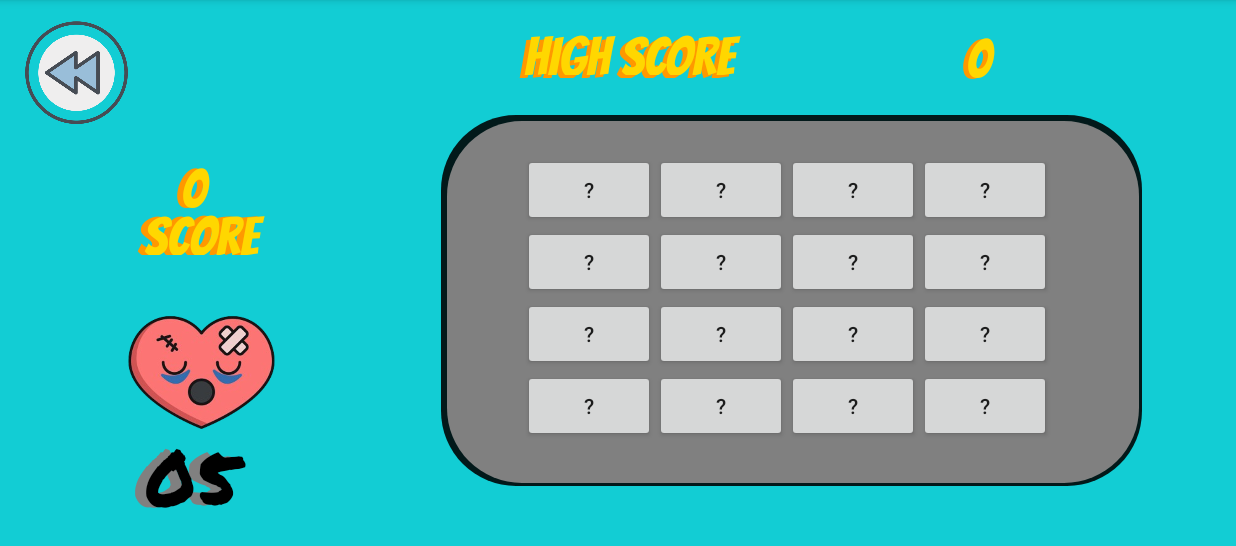
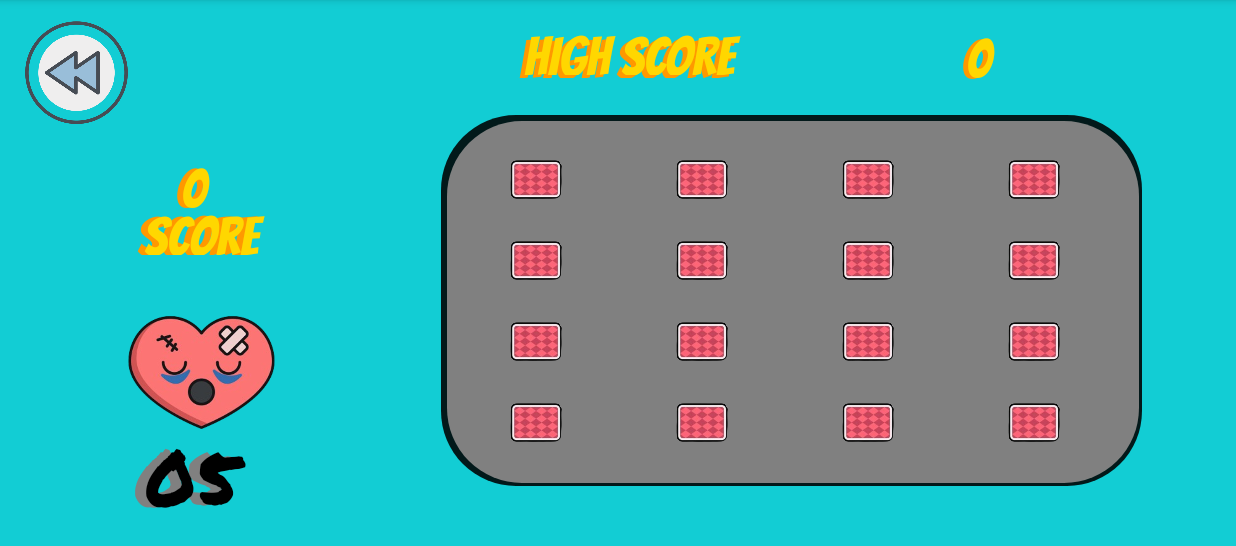
Before and after one commit to YoSoyFelipe24/Memorama, an Android app: the JuegoActivity screen opened directly, with no data from a screen before it, on a phone screen of 824 x 412 dp (held sideways), the part 72-618 px from its top. Run offline under Robolectric (Android 15) with nearby library versions, the phone set to English and light mode, and no system bars.

Commit message:
Imagenes en cartas

```diff
--- a/app/src/main/java/com/example/memorama/JuegoActivity.java
+++ b/app/src/main/java/com/example/memorama/JuegoActivity.java
@@ -4,10 +4,15 @@ import androidx.appcompat.app.AppCompatActivity;
 
 import android.content.DialogInterface;
 import android.content.Intent;
+import android.graphics.Color;
 import android.os.Bundle;
+import android.view.Gravity;
 import android.view.View;
+import android.view.ViewTreeObserver;
 import android.widget.Button;
 import android.widget.GridLayout;
+import android.widget.ImageButton;
+import android.widget.ImageView;
 import android.widget.Toast;
 
 import androidx.activity.EdgeToEdge;
@@ -22,10 +27,10 @@ import java.util.Collections;
 
 public class JuegoActivity extends AppCompatActivity {
 
-    private GridLayout gridLayout;
-    private Button[] buttons;
+    private androidx.gridlayout.widget.GridLayout gridLayout;
+    private ImageButton[] buttons;
     private int[] cardValues;
-    private Button firstCard, secondCard;
+    private ImageButton firstCard, secondCard;
     private int firstCardIndex, secondCardIndex, intentos, CartasAcertadas = 0, pares;
     public int score, high;
     private boolean isFlipping = false, gameFinished;
@@ -73,7 +78,7 @@ public class JuegoActivity extends AppCompatActivity {
 
 
         gridLayout = findViewById(R.id.gridLayout);
-        buttons = new Button[16];
+        buttons = new ImageButton[16];
         cardValues = new int[16];
 
 
@@ -92,13 +97,38 @@ public class JuegoActivity extends AppCompatActivity {
         for (int i = 0; i < 16; i++) {
             cardValues[i] = cards.get(i);
         }
+        // Número de columnas en el GridLayout
+        int numColumns = 4;
+
+// Configura el GridLayout para que tenga el número de columnas deseadas
+        gridLayout.setColumnCount(numColumns);
+
+// Usa ViewTreeObserver para obtener el ancho del GridLayout después de que se haya renderizado
+        gridLayout.getViewTreeObserver().addOnGlobalLayoutListener(new ViewTreeObserver.OnGlobalLayoutListener() {
+            @Override
+            public void onGlobalLayout() {
+                // Obtener el ancho del GridLayout
+                int gridWidth = gridLayout.getWidth();
+                int gridHeight = gridLayout.getHeight(); // Altura del GridLayout
+
+                // Calcular el tamaño de cada botón en función del ancho del GridLayout y el número de columnas
+                int buttonSize = gridWidth / numColumns; // Ajusta el valor de margen si es necesario
+                int rowHeight = gridHeight / 4; // Ajuste de tamaño vertical para las filas
 
                 // Crear los botones en la cuadrícula
                 for (int i = 0; i < 16; i++) {
                     final int index = i;
-            buttons[i] = new Button(this);
-            buttons[i].setText("?");
-            buttons[i].setTextSize(14);
+                    buttons[i] = new ImageButton(JuegoActivity.this);
+                    buttons[i].setImageResource(R.drawable.card_back); // Imagen de dorso de la carta
+                    buttons[i].setBackgroundColor(Color.TRANSPARENT);
+                    buttons[i].setScaleType(ImageButton.ScaleType.FIT_CENTER);
+
+                    // Configurar el tamaño y márgenes de cada botón
+                    GridLayout.LayoutParams params = new GridLayout.LayoutParams();
+                    params.width = buttonSize;
+                    params.height = rowHeight;
+                    buttons[i].setLayoutParams(params);
+
                     buttons[i].setOnClickListener(new View.OnClickListener() {
                         @Override
                         public void onClick(View v) {
@@ -107,12 +137,20 @@ public class JuegoActivity extends AppCompatActivity {
                             }
                         }
                     });
+
                     gridLayout.addView(buttons[i]);
                 }
+
+                // Eliminar el listener para que el código no se ejecute varias veces
+                gridLayout.getViewTreeObserver().removeOnGlobalLayoutListener(this);
+            }
+        });
     }
 
-    private void flipCard(Button button, int index) {
-        button.setText(String.valueOf(cardValues[index]));
+    private void flipCard(ImageButton button, int index) {
+        int cardValue = cardValues[index];
+        int resourceId = getResources().getIdentifier("card_" + cardValue, "drawable", getPackageName());
+        button.setImageResource(resourceId); // Cambia a la imagen correspondiente
 
         if (firstCard == null) {
             // Guardar la primera carta volteada
@@ -151,15 +189,24 @@ public class JuegoActivity extends AppCompatActivity {
                     gameFinished = true;
                 }
             } else {
-                // No coinciden, voltear las cartas de nuevo después de un pequeño retraso
+                // En caso de que las cartas no coincidan
                 gridLayout.postDelayed(new Runnable() {
                     @Override
                     public void run() {
-                        firstCard.setText("?");
-                        secondCard.setText("?");
+                        // Restaura la imagen de las cartas al dorso
+                        firstCard.setImageResource(R.drawable.card_back); // Cambia "card_back" al nombre de tu imagen de dorso
+                        firstCard.setScaleType(ImageButton.ScaleType.CENTER_INSIDE);
+                        secondCard.setImageResource(R.drawable.card_back);
+                        secondCard.setScaleType(ImageButton.ScaleType.CENTER_INSIDE);
+
+                        // Habilitar las cartas para ser clickeadas nuevamente
+                        firstCard.setEnabled(true);
+                        secondCard.setEnabled(true);
+
+                        // Restablece las cartas seleccionadas y el estado de volteo
                         resetCards();
                     }
-                }, 1000);
+                }, 1000); // Retraso de 1 segundo (puedes ajustar el tiempo)
                 // Restar puntos por un intento
                 score-= 5;
                 Toast.makeText(this, "¡Fallaste! -5 puntos", Toast.LENGTH_SHORT).show();
--- a/app/src/main/res/layout/activity_juego.xml
+++ b/app/src/main/res/layout/activity_juego.xml
@@ -233,26 +233,18 @@
         app:layout_constraintTop_toTopOf="parent"
         app:layout_constraintVertical_bias="0.656" />
 
-    <GridLayout
+    <androidx.gridlayout.widget.GridLayout
         android:id="@+id/gridLayout"
-        android:layout_width="441dp"
-        android:layout_height="231dp"
+        android:layout_width="444dp"
+        android:layout_height="216dp"
         android:layout_gravity="center"
-        android:layout_marginStart="16dp"
-        android:layout_marginTop="16dp"
-        android:layout_marginEnd="16dp"
-        android:layout_marginBottom="16dp"
-        android:columnCount="4"
-        android:padding="16dp"
-        android:rowCount="4"
+        app:columnCount="4"
         app:layout_constraintBottom_toBottomOf="parent"
         app:layout_constraintEnd_toEndOf="parent"
-        app:layout_constraintHorizontal_bias="0.903"
+        app:layout_constraintHorizontal_bias="0.797"
         app:layout_constraintStart_toStartOf="parent"
         app:layout_constraintTop_toTopOf="parent"
-        app:layout_constraintVertical_bias="0.702" >
-
-
-    </GridLayout>
+        app:layout_constraintVertical_bias="0.625"
+        app:rowCount="4" />
 
 </androidx.constraintlayout.widget.ConstraintLayout>
```
Also changed, not shown: app/src/main/res/drawable/card_0.png (added), app/src/main/res/drawable/card_1.png (added), app/src/main/res/drawable/card_2.png (added), app/src/main/res/drawable/card_3.png (added), app/src/main/res/drawable/card_4.png (added), app/src/main/res/drawable/card_5.png (added), app/src/main/res/drawable/card_6.png (added), app/src/main/res/drawable/card_7.png (added), app/src/main/res/drawable/card_8.png (added), app/src/main/res/drawable/card_back.png (added). Lines whose indentation alone changed are shown as unchanged.
